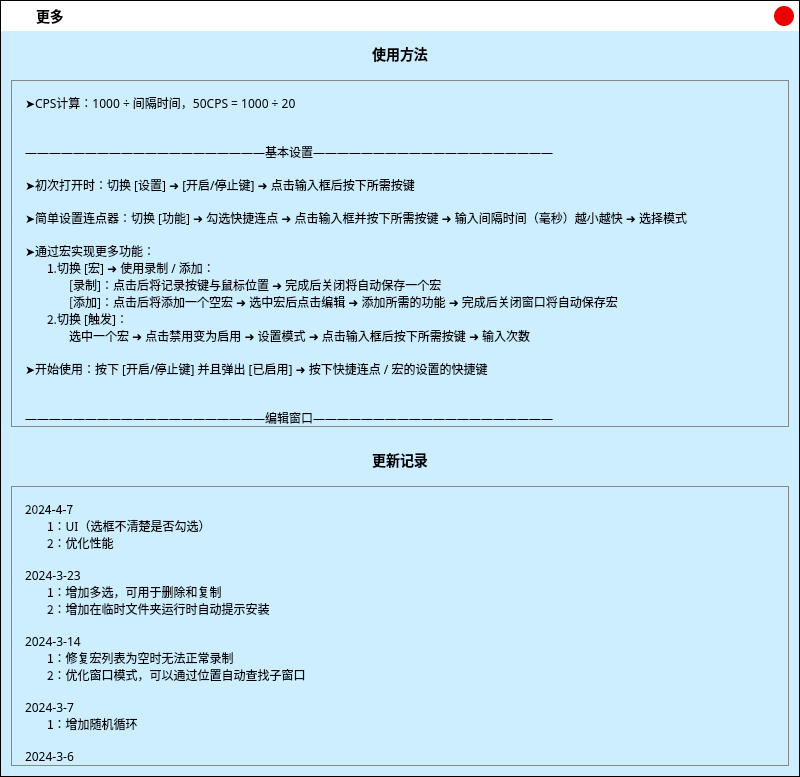
Old version of the form .ui/MoreUi.ui in the repository ChiyukiGana/Quickinput.
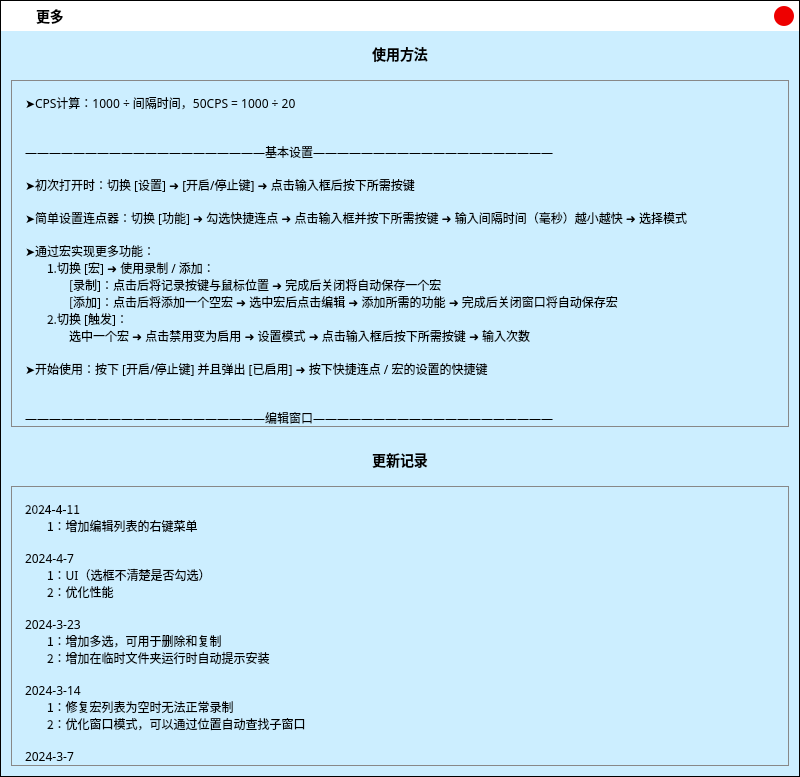
New version of the form. Icons and pictures are not drawn.

```diff
--- a/.ui/MoreUi.ui
+++ b/.ui/MoreUi.ui
@@ -437,7 +437,7 @@
         <x>0</x>
         <y>0</y>
         <width>776</width>
-        <height>3385</height>
+        <height>3436</height>
        </rect>
       </property>
       <property name="styleSheet">
@@ -479,7 +479,10 @@
           <string notr="true">font-size:12px;</string>
          </property>
          <property name="text">
-          <string>2024-4-7
+          <string>2024-4-11
+ㅤㅤ1：增加编辑列表的右键菜单
+
+2024-4-7
 ㅤㅤ1：UI（选框不清楚是否勾选）
 ㅤㅤ2：优化性能
 
```
